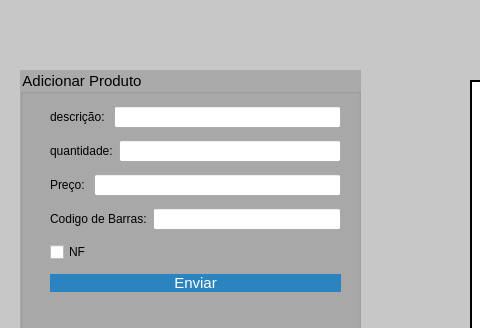
GabR36/QEstoqueLoja, file mainwindow.ui: the form before one commit; both pictures show x 0 to 480 and y 0 to 328 of the 1069 by 643 pixel window.
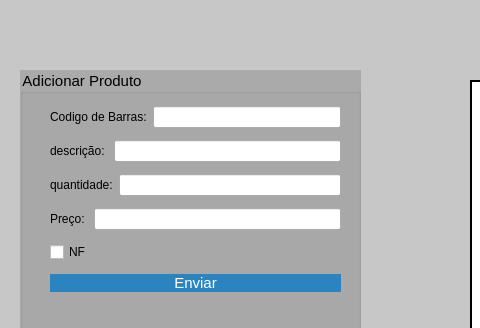
The form after the commit. Icons and pictures are not drawn.

Commit message:
pesquisar existencia codigo de barras ao inseri-lo.
e colocar ele como primeiro na interface para ser a primeira coisa a ser
feita e nao perder tempo com outros campos.

Diff of the .ui file:
```diff
--- a/mainwindow.ui
+++ b/mainwindow.ui
@@ -119,6 +119,20 @@
       </rect>
      </property>
      <layout class="QVBoxLayout" name="verticalLayout">
+      <item>
+       <layout class="QHBoxLayout" name="horizontalLayout_4">
+        <item>
+         <widget class="QLabel" name="label_3">
+          <property name="text">
+           <string>Codigo de Barras:</string>
+          </property>
+         </widget>
+        </item>
+        <item>
+         <widget class="QLineEdit" name="Ledit_Barras"/>
+        </item>
+       </layout>
+      </item>
       <item>
        <layout class="QHBoxLayout" name="horizontalLayout_2">
         <item>
@@ -161,20 +175,6 @@
         </item>
        </layout>
       </item>
-      <item>
-       <layout class="QHBoxLayout" name="horizontalLayout_4">
-        <item>
-         <widget class="QLabel" name="label_3">
-          <property name="text">
-           <string>Codigo de Barras:</string>
-          </property>
-         </widget>
-        </item>
-        <item>
-         <widget class="QLineEdit" name="Ledit_Barras"/>
-        </item>
-       </layout>
-      </item>
       <item>
        <widget class="QCheckBox" name="Check_Nf">
         <property name="text">
```
The commit also changes 2 other files.
